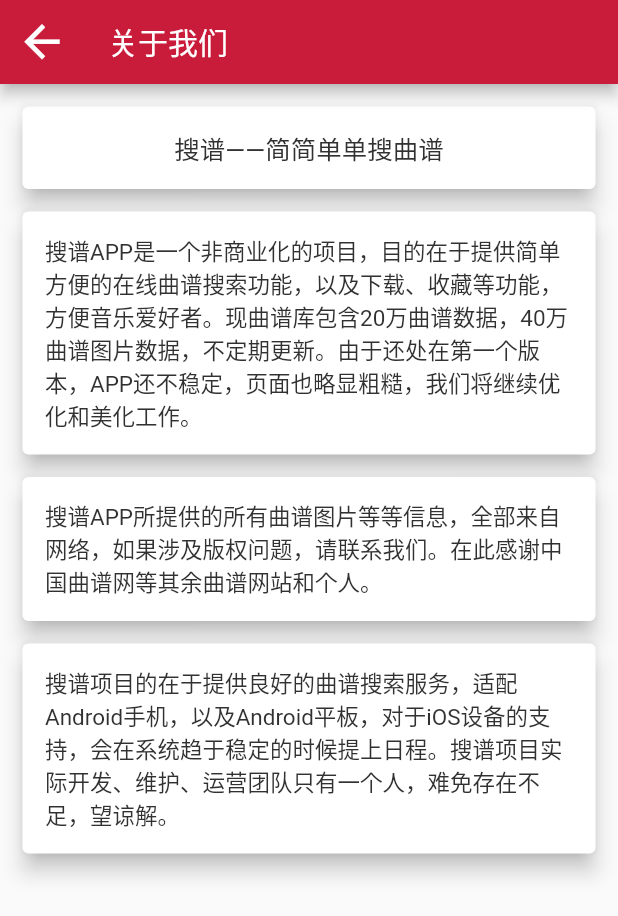
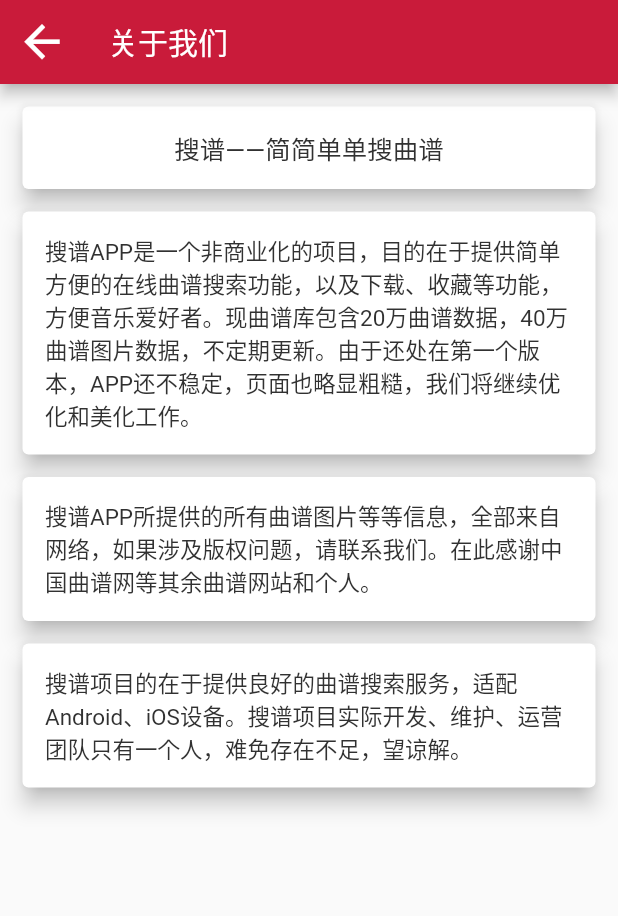
Before and after one commit to ChenYunerer/score_app, a Flutter app: the AboutUsPage screen opened directly, on a phone screen of 412 x 824 dp. Shown: the top 916 px of the screen. Run offline on Flutter 3.47's test engine with Material 2 defaults, Android fonts, the phone set to English and light mode, and no system bars; our stand-ins replace dio, fluttertoast, photo_view, shared_preferences; accounts and stored records are empty; generated files the repository leaves out were written again.

```diff
--- a/lib/page/about_us_page.dart
+++ b/lib/page/about_us_page.dart
@@ -52,7 +52,7 @@ class AboutUsPage extends StatelessWidget {
               width: double.infinity,
               padding: EdgeInsets.all(15),
               child: Text(
-                  "搜谱项目的在于提供良好的曲谱搜索服务，适配Android手机，以及Android平板，对于iOS设备的支持，会在系统趋于稳定的时候提上日程。搜谱项目实际开发、维护、运营团队只有一个人，难免存在不足，望谅解。",
+                  "搜谱项目的在于提供良好的曲谱搜索服务，适配Android、iOS设备。搜谱项目实际开发、维护、运营团队只有一个人，难免存在不足，望谅解。",
                   style:
                       TextStyle(color: ColorConfig.textBlack, fontSize: 15.0)),
             ),
--- a/pubspec.yaml
+++ b/pubspec.yaml
@@ -23,7 +23,6 @@ dev_dependencies:
   json_serializable: ^2.0.0
 
 flutter:
-
   uses-material-design: true
   assets:
     - res/images/
```
Also changed, not shown: pubspec.lock, 2 other files.
